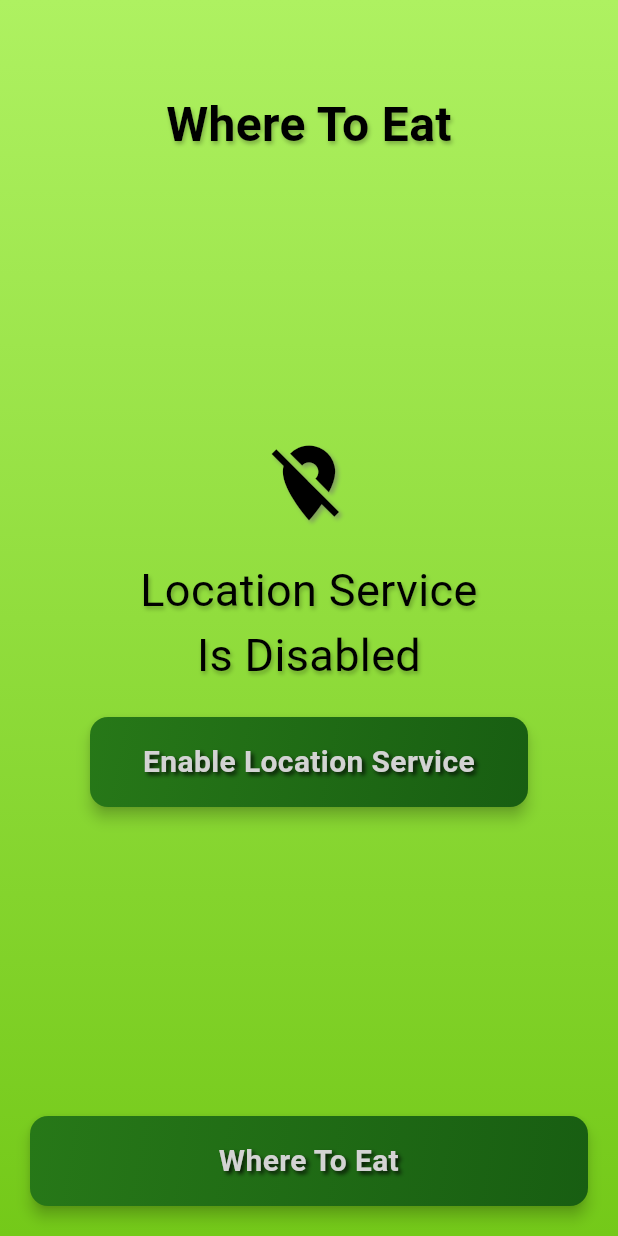
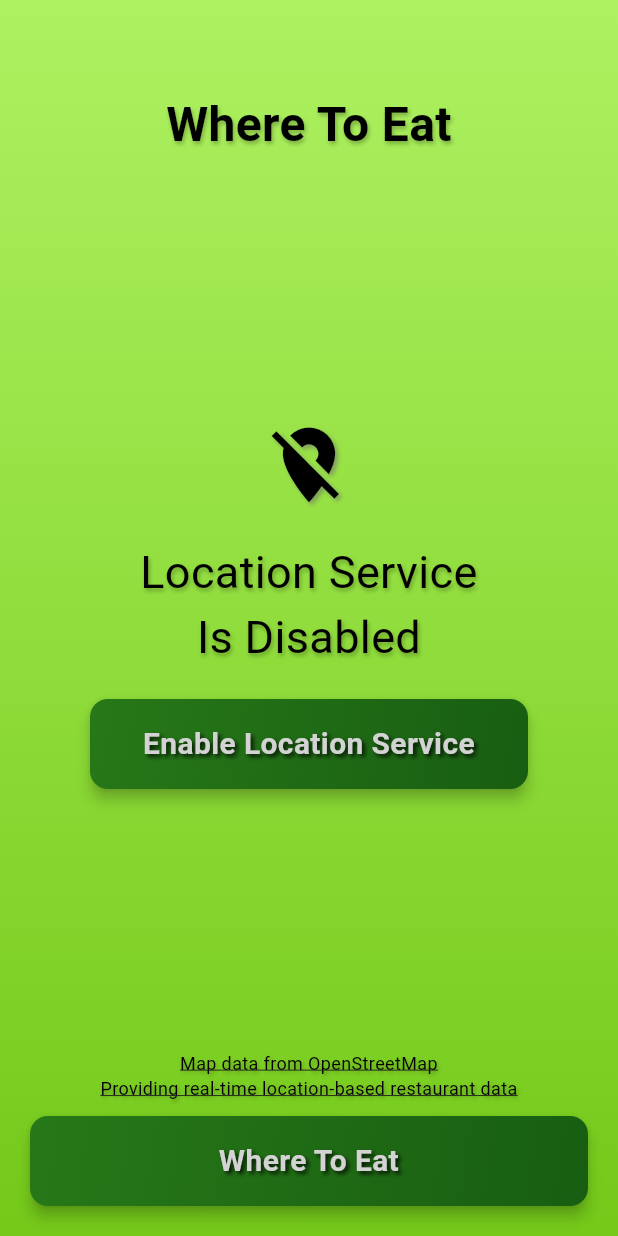
Before and after one commit to TyostoKarry/what_to_eat, a Flutter app: the WhereToEatScreen screen opened directly, after a tap on "Where To Eat", on a phone screen of 412 x 824 dp. Run offline on Flutter 3.47's test engine with Material 3 defaults, Android fonts, the phone set to English and light mode, and no system bars; drawn by our look-alikes of auto_size_text; our stand-ins replace flutter_fortune_wheel, geolocator.

Commit message:
Minor fixes
- Add internet permission to AndroidManifest.xml
- Add state for noRestaurant and correctly direct user to the state
- Decode json in utf8 for ä and ö
- Add launchUrl for rolled restaurant
- Move OpenStreetMap credit to WhereToEatScreen
- Add info about how to build Android APK to README

```diff
--- a/lib/models/where_to_eat_model.dart
+++ b/lib/models/where_to_eat_model.dart
@@ -9,6 +9,7 @@ enum WhereToEatScreenState {
   locationServiceDisabled,
   apiError,
   slotMachine,
+  noRestaurants,
   result
 }
 
@@ -70,7 +71,8 @@ class WhereToEatModel extends ChangeNotifier {
     );
 
     if (response.statusCode == 200) {
-      final json = jsonDecode(response.body);
+      final decodedBody = utf8.decode(response.bodyBytes);
+      final json = jsonDecode(decodedBody);
       return json['elements'];
     } else {
       throw Exception('Failed to load data');
--- a/lib/screens/where_to_eat_screen.dart
+++ b/lib/screens/where_to_eat_screen.dart
@@ -1,8 +1,10 @@
 import 'package:flutter/material.dart';
 import 'package:geolocator/geolocator.dart';
 import 'package:provider/provider.dart';
+import 'package:url_launcher/url_launcher.dart';
 
 import 'package:what_to_eat/components/wte_button.dart';
+import 'package:what_to_eat/components/wte_text.dart';
 import 'package:what_to_eat/components/wte_view_title.dart';
 import 'package:what_to_eat/models/where_to_eat_model.dart';
 import 'package:what_to_eat/theme/app_colors.dart';
@@ -23,6 +25,16 @@ class WhereToEatScreen extends StatefulWidget {
 
 class _WhereToEatScreenState extends State<WhereToEatScreen> {
   List<dynamic> _restaurants = [];
+
+  void _launchOpenStreetMapCopyright() async {
+    final Uri searchUrl = Uri.parse('https://www.openstreetmap.org/copyright');
+    if (!await launchUrl(
+      searchUrl,
+      mode: LaunchMode.inAppWebView,
+    )) {
+      throw Exception('Could not launch $searchUrl');
+    }
+  }
 
   Future<void> _searchNearbyRestaurants() async {
     final model = Provider.of<WhereToEatModel>(context, listen: false);
@@ -50,6 +62,10 @@ class _WhereToEatScreenState extends State<WhereToEatScreen> {
       setState(() {
         _restaurants = restaurants;
       });
+      if (_restaurants.isEmpty) {
+        model.setWhereToEatScreenState(WhereToEatScreenState.noRestaurants);
+        return;
+      }
       model.setWhereToEatScreenState(WhereToEatScreenState.slotMachine);
       return;
     } catch (error) {
@@ -79,8 +95,26 @@ class _WhereToEatScreenState extends State<WhereToEatScreen> {
                 },
               ),
             ),
+            GestureDetector(
+              onTap: _launchOpenStreetMapCopyright,
+              child: const WTEText(
+                  text: "Map data from OpenStreetMap",
+                  color: AppColors.textPrimaryColor,
+                  fontSize: 12,
+                  minFontSize: 12,
+                  textDecoration: TextDecoration.underline),
+            ),
+            GestureDetector(
+              onTap: _launchOpenStreetMapCopyright,
+              child: const WTEText(
+                  text: "Providing real-time location-based restaurant data",
+                  color: AppColors.textPrimaryColor,
+                  fontSize: 12,
+                  minFontSize: 12,
+                  textDecoration: TextDecoration.underline),
+            ),
             Padding(
-              padding: const EdgeInsets.symmetric(horizontal: 20, vertical: 20),
+              padding: const EdgeInsets.fromLTRB(20, 10, 20, 20),
               child: Consumer<WhereToEatModel>(
                 builder: (context, model, child) {
                   return WTEButton(
@@ -134,12 +168,10 @@ class _WhereToEatScreenState extends State<WhereToEatScreen> {
             .map((restaurant) => restaurant['tags']['name'] as String)
             .toList();
         return WhereToEatSlotMachine(restaurantNames: restaurantNames);
+      case WhereToEatScreenState.noRestaurants:
+        return WhereToEatNoRestaurants();
       case WhereToEatScreenState.result:
-        if (_restaurants.isEmpty) {
-          return WhereToEatNoRestaurants();
-        } else {
-          return WhereToEatResult(restaurants: _restaurants);
-        }
+        return WhereToEatResult(restaurants: _restaurants);
     }
   }
 }
--- a/lib/views/where_to_eat/where_to_eat_initial.dart
+++ b/lib/views/where_to_eat/where_to_eat_initial.dart
@@ -1,21 +1,10 @@
 import 'package:flutter/material.dart';
-import 'package:url_launcher/url_launcher.dart';
 
 import 'package:what_to_eat/components/wte_text.dart';
 import 'package:what_to_eat/theme/app_colors.dart';
 
 class WhereToEatInitial extends StatelessWidget {
   const WhereToEatInitial({super.key});
-
-  void _launchOpenStreetMapCopyright() async {
-    final Uri searchUrl = Uri.parse('https://www.openstreetmap.org/copyright');
-    if (!await launchUrl(
-      searchUrl,
-      mode: LaunchMode.inAppWebView,
-    )) {
-      throw Exception('Could not launch $searchUrl');
-    }
-  }
 
   @override
   Widget build(BuildContext context) {
@@ -60,22 +49,6 @@ class WhereToEatInitial extends StatelessWidget {
           text: "Restaurants Near You",
           color: AppColors.textPrimaryColor,
         ),
-        SizedBox(height: 10),
-        GestureDetector(
-          onTap: _launchOpenStreetMapCopyright,
-          child: const WTEText(
-              text: "Map data from OpenStreetMap",
-              color: AppColors.textPrimaryColor,
-              fontSize: 12,
-              minFontSize: 12,
-              textDecoration: TextDecoration.underline),
-        ),
-        WTEText(
-          text: "Providing real-time location-based restaurant data",
-          color: AppColors.textPrimaryColor,
-          fontSize: 12,
-          minFontSize: 12,
-        ),
       ],
     );
   }
--- a/lib/views/where_to_eat/where_to_eat_slot_machine.dart
+++ b/lib/views/where_to_eat/where_to_eat_slot_machine.dart
@@ -70,7 +70,6 @@ class _WhereToEatSlotMachineState extends State<WhereToEatSlotMachine>
       Future.delayed(
         const Duration(milliseconds: 1500),
         () {
-          print(_currentIndex);
           Provider.of<WhereToEatModel>(context, listen: false)
             ..setResultIndex(_currentIndex)
             ..setWhereToEatScreenState(WhereToEatScreenState.result);
```
Also changed, not shown: lib/views/where_to_eat/where_to_eat_result.dart (+76 -13 lines), 2 other files.
